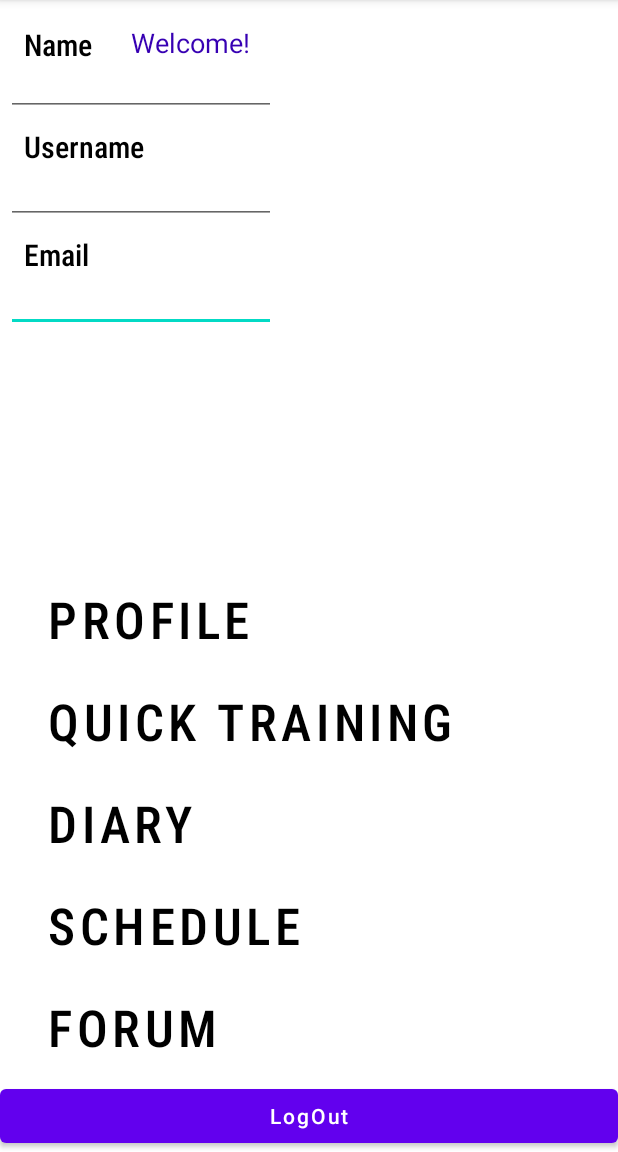
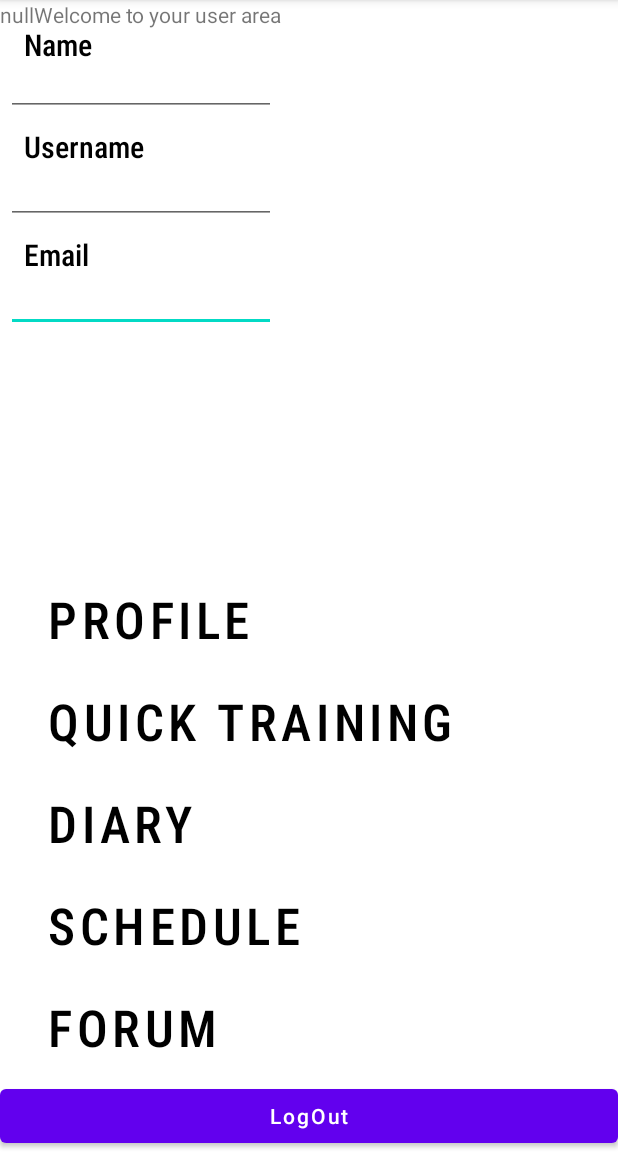
Before and after one commit to PaulCraioveanu/Netball_application, an Android app: the HomeActivity screen opened directly, with no data from a screen before it, on a phone screen of 412 x 824 dp, the part 84-1236 px from its top. Run offline under Robolectric (Android 15) with nearby library versions, the phone set to English and light mode, and no system bars; network calls fail.

Commit message:
Application linked to database. Fully functional with Login and Register activities

```diff
--- a/app/build.gradle
+++ b/app/build.gradle
@@ -36,4 +36,5 @@ dependencies {
     testImplementation 'junit:junit:4.13.2'
     androidTestImplementation 'androidx.test.ext:junit:1.1.3'
     androidTestImplementation 'androidx.test.espresso:espresso-core:3.4.0'
+    implementation 'com.android.volley:volley:1.2.1'
 }
--- a/app/src/main/java/com/example/netball_app/HomeActivity.java
+++ b/app/src/main/java/com/example/netball_app/HomeActivity.java
@@ -7,6 +7,9 @@ import android.os.Bundle;
 import android.view.View;
 import android.widget.Button;
 import android.widget.EditText;
+import android.widget.TextView;
+
+import org.w3c.dom.Text;
 
 public class HomeActivity extends AppCompatActivity implements View.OnClickListener {
     private Button Profile;
@@ -26,46 +29,29 @@ public class HomeActivity extends AppCompatActivity implements View.OnClickListe
         idBtnLogout = (Button) findViewById(R.id.idBtnLogout);
         idBtnLogout.setOnClickListener(this);
 
+        final TextView welcomeMessage = (TextView) findViewById(R.id.welcomemsg);
+
         userLocalStore = new UserLocalStore(this);
 
         //test
         Profile = (Button) findViewById(R.id.Profilebtn);
         //test
 
-    }
+        Intent intent = getIntent();
+        String name = intent.getStringExtra("name");
+        String username = intent.getStringExtra("username");
+        String email = intent.getStringExtra("email");
 
-    @Override
-    protected void onStart() {
-        super.onStart();
+        String message = name + "Welcome to your user area";
+        welcomeMessage.setText(message);
+        etName.setText(name);
+        etUsername.setText(username);
+        etEmail.setText(email);
 
-        if (authenticate() == true){
-            displayUserDetails();
-
-        }
-
-    }
-
-    private boolean authenticate(){
-
-        return userLocalStore.getUserLoggedIn();
-    }
-
-    private void displayUserDetails (){
-        User user = userLocalStore.getLoggedInUser();
-        etUsername.setText(user.username);
-        etName.setText(user.name);
-        etEmail.setText(user.email);
     }
 
     @Override
     public void onClick(View view) {
-        switch (view.getId()){
-            case R.id.idBtnLogout:
-                userLocalStore.clearUserData();
-                userLocalStore.setUserLoggedIn(false);
-                startActivity(new Intent(this, FirstActivity.class));
 
-                break;
-        }
     }
 }
--- a/app/src/main/res/layout/activity_home.xml
+++ b/app/src/main/res/layout/activity_home.xml
@@ -90,20 +90,6 @@
         android:textSize="20sp"
         app:layout_constraintStart_toStartOf="parent"
         app:layout_constraintTop_toTopOf="parent" />
-
-    <TextView
-        android:id="@+id/idTVHeader"
-        android:layout_width="254dp"
-        android:layout_height="25dp"
-        android:layout_alignParentBottom="true"
-        android:layout_marginTop="16dp"
-        android:gravity="center_horizontal"
-        android:text="Welcome!"
-        android:textAlignment="center"
-        android:textColor="@color/purple_700"
-        android:textSize="18sp"
-        app:layout_constraintTop_toTopOf="parent"
-        tools:layout_editor_absoluteX="157dp" />
 
     <Button
         android:id="@+id/idBtnLogout"
@@ -210,4 +196,12 @@
         app:layout_constraintStart_toStartOf="parent"
         app:layout_constraintTop_toTopOf="parent" />
 
+    <TextView
+        android:id="@+id/welcomemsg"
+        android:layout_width="wrap_content"
+        android:layout_height="wrap_content"
+        android:text="TextView"
+        tools:layout_editor_absoluteX="84dp"
+        tools:layout_editor_absoluteY="270dp" />
+
 </androidx.constraintlayout.widget.ConstraintLayout>
--- a/app/src/main/res/layout/activity_register.xml
+++ b/app/src/main/res/layout/activity_register.xml
@@ -100,7 +100,10 @@
         android:layout_marginStart="159dp"
         android:layout_marginTop="23dp"
         android:layout_marginEnd="158dp"
-        android:text="Button"
+        android:text="Register"
+        android:background="#00FFFFFF"
+        android:textColor="#000000"
+        android:textStyle="bold"
         app:layout_constraintEnd_toEndOf="parent"
         app:layout_constraintHorizontal_bias="0.0"
         app:layout_constraintStart_toStartOf="parent"
```
Also changed, not shown: app/src/main/AndroidManifest.xml (+10 -8 lines), app/src/main/java/com/example/netball_app/LoginActivity.java (+75 -12 lines), app/src/main/java/com/example/netball_app/LoginRequest.java (added, +29 -0 lines), app/src/main/java/com/example/netball_app/RegisterActivity.java (+52 -49 lines), app/src/main/java/com/example/netball_app/RegisterRequest.java (added, +31 -0 lines), app/src/main/res/layout/activity_login.xml (+26 -14 lines).
